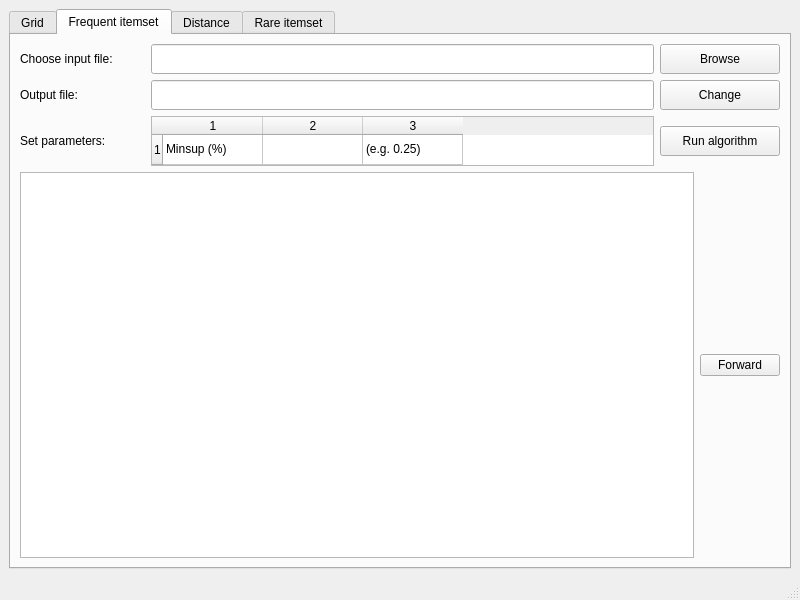
Above: AssociationRules/mainwindow.ui from fjovanovic/Association-Rules before the change. Below: the same form after it.
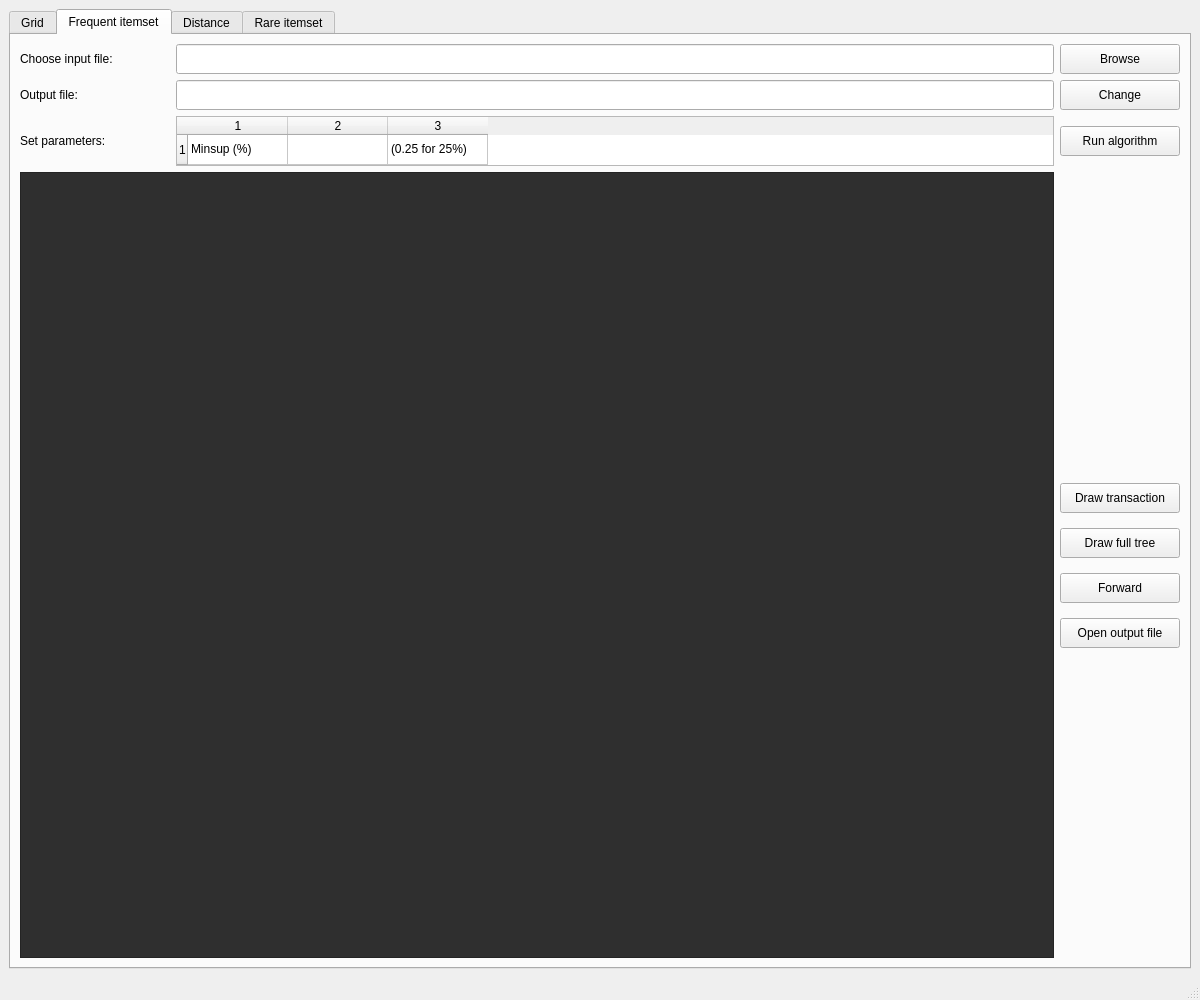
That is the form after the change.

Commit message: Added 3 new buttons for tree control

```diff
--- a/AssociationRules/mainwindow.ui
+++ b/AssociationRules/mainwindow.ui
@@ -6,8 +6,8 @@
    <rect>
     <x>0</x>
     <y>0</y>
-    <width>800</width>
-    <height>600</height>
+    <width>1200</width>
+    <height>1000</height>
    </rect>
   </property>
   <property name="windowTitle">
@@ -39,13 +39,13 @@
            <widget class="QLabel" name="freqInputFileLabel">
             <property name="minimumSize">
              <size>
-              <width>125</width>
+              <width>150</width>
               <height>30</height>
              </size>
             </property>
             <property name="maximumSize">
              <size>
-              <width>125</width>
+              <width>150</width>
               <height>30</height>
              </size>
             </property>
@@ -97,13 +97,13 @@
            <widget class="QLabel" name="freqOutputFileLabel">
             <property name="minimumSize">
              <size>
-              <width>125</width>
+              <width>150</width>
               <height>30</height>
              </size>
             </property>
             <property name="maximumSize">
              <size>
-              <width>125</width>
+              <width>150</width>
               <height>30</height>
              </size>
             </property>
@@ -149,13 +149,13 @@
            <widget class="QLabel" name="freqSetParametersLabel">
             <property name="minimumSize">
              <size>
-              <width>125</width>
+              <width>150</width>
               <height>30</height>
              </size>
             </property>
             <property name="maximumSize">
              <size>
-              <width>125</width>
+              <width>150</width>
               <height>30</height>
              </size>
             </property>
@@ -201,7 +201,7 @@
             </item>
             <item row="0" column="2">
              <property name="text">
-              <string>(e.g. 0.25)</string>
+              <string>(0.25 for 25%)</string>
              </property>
             </item>
            </widget>
@@ -230,10 +230,14 @@
         <item>
          <layout class="QHBoxLayout" name="horizontalLayout_3">
           <item>
-           <widget class="QGraphicsView" name="freqGraphicsView"/>
+           <widget class="QGraphicsView" name="freqGraphicsView">
+            <property name="styleSheet">
+             <string notr="true">background-color: #2F2F2F;</string>
+            </property>
+           </widget>
           </item>
           <item>
-           <layout class="QVBoxLayout" name="verticalLayout" stretch="0,0,0">
+           <layout class="QVBoxLayout" name="verticalLayout" stretch="0,0,0,0,0,0">
             <property name="spacing">
              <number>15</number>
             </property>
@@ -247,7 +251,7 @@
              <number>0</number>
             </property>
             <item>
-             <spacer name="verticalSpacer">
+             <spacer name="verticalSpacer_2">
               <property name="orientation">
                <enum>Qt::Vertical</enum>
               </property>
@@ -259,6 +263,44 @@
               </property>
              </spacer>
             </item>
+            <item>
+             <widget class="QPushButton" name="freqDrawTransactionButton">
+              <property name="minimumSize">
+               <size>
+                <width>120</width>
+                <height>30</height>
+               </size>
+              </property>
+              <property name="maximumSize">
+               <size>
+                <width>120</width>
+                <height>30</height>
+               </size>
+              </property>
+              <property name="text">
+               <string>Draw transaction</string>
+              </property>
+             </widget>
+            </item>
+            <item>
+             <widget class="QPushButton" name="freqDrawFullTreeButton">
+              <property name="minimumSize">
+               <size>
+                <width>120</width>
+                <height>30</height>
+               </size>
+              </property>
+              <property name="maximumSize">
+               <size>
+                <width>120</width>
+                <height>30</height>
+               </size>
+              </property>
+              <property name="text">
+               <string>Draw full tree</string>
+              </property>
+             </widget>
+            </item>
             <item>
              <widget class="QPushButton" name="freqForwardButton">
               <property name="sizePolicy">
@@ -267,13 +309,44 @@
                 <verstretch>0</verstretch>
                </sizepolicy>
               </property>
+              <property name="minimumSize">
+               <size>
+                <width>120</width>
+                <height>30</height>
+               </size>
+              </property>
+              <property name="maximumSize">
+               <size>
+                <width>120</width>
+                <height>30</height>
+               </size>
+              </property>
               <property name="text">
                <string>Forward</string>
               </property>
              </widget>
             </item>
             <item>
-             <spacer name="verticalSpacer_2">
+             <widget class="QPushButton" name="freqOpenOutputFileButton">
+              <property name="minimumSize">
+               <size>
+                <width>120</width>
+                <height>30</height>
+               </size>
+              </property>
+              <property name="maximumSize">
+               <size>
+                <width>120</width>
+                <height>30</height>
+               </size>
+              </property>
+              <property name="text">
+               <string>Open output file</string>
+              </property>
+             </widget>
+            </item>
+            <item>
+             <spacer name="verticalSpacer">
               <property name="orientation">
                <enum>Qt::Vertical</enum>
               </property>
```
Left out of the diff: 10 changed lines with no effect on the pictures. The commit also changes 2 other files.
